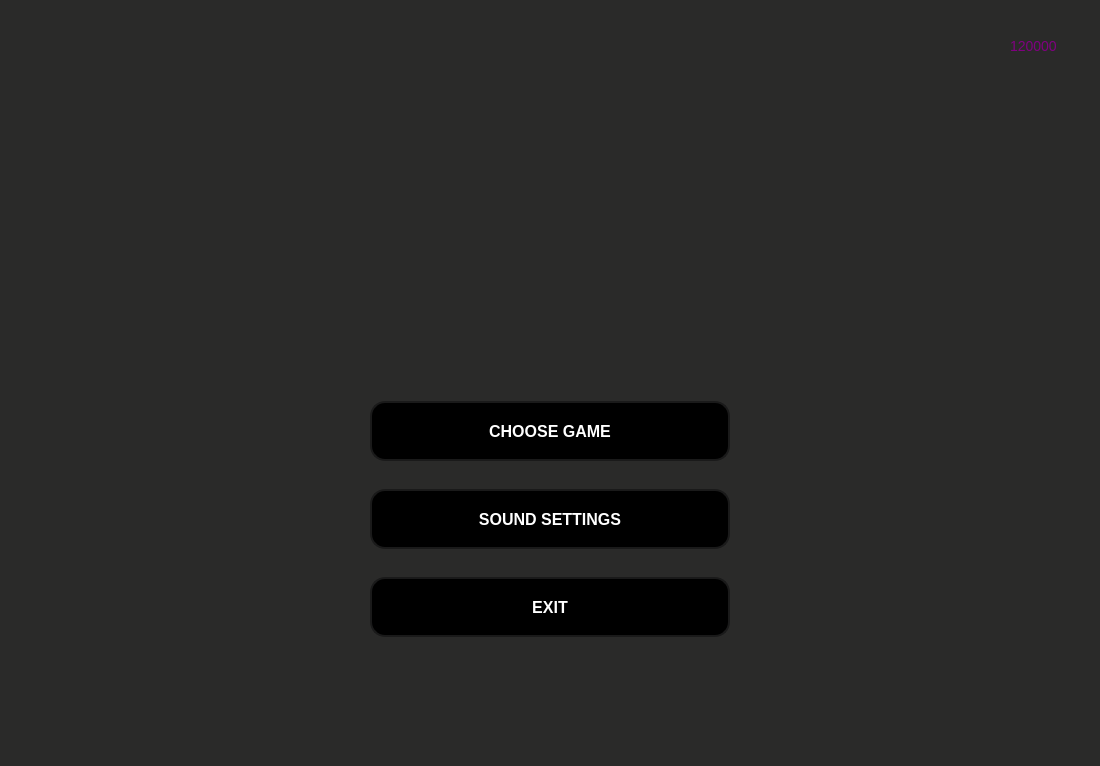
tompavlo/Arcades, file mainmenu.ui: the form before one commit.
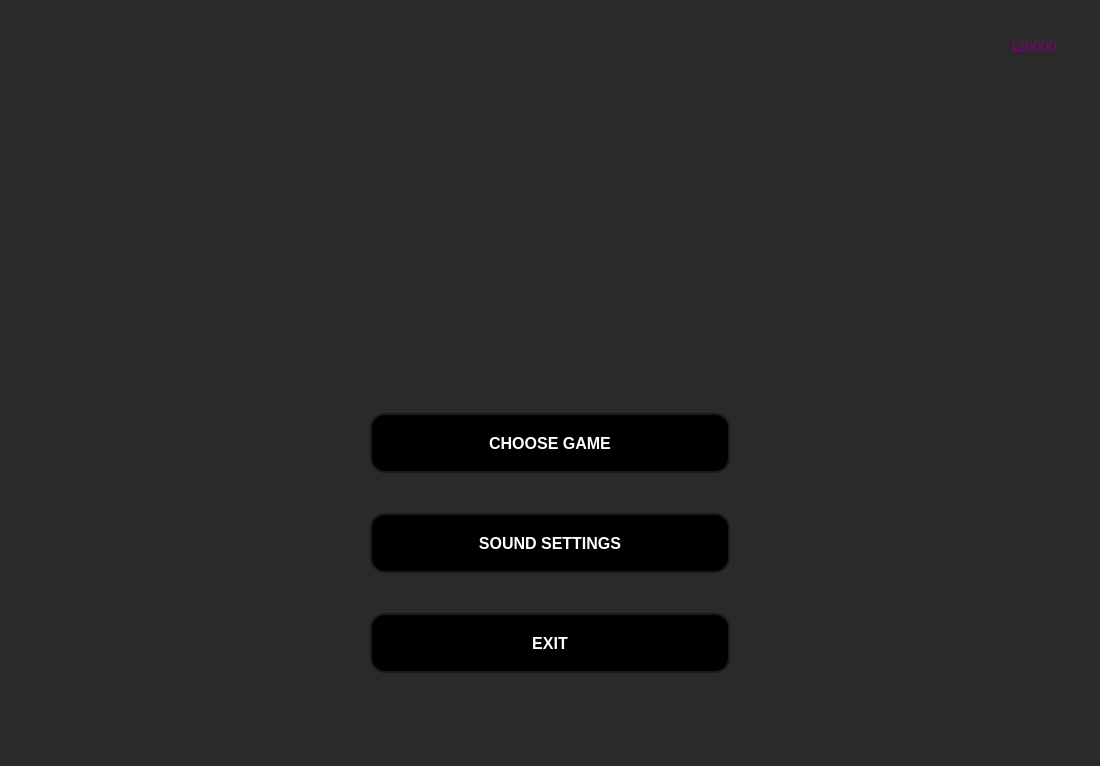
The form after the commit. The open tabs and pages were chosen to show the change. Icons and pictures are not drawn.

```diff
--- a/mainmenu.ui
+++ b/mainmenu.ui
@@ -23,7 +23,7 @@
       <x>0</x>
       <y>59</y>
       <width>1100</width>
-      <height>701</height>
+      <height>700</height>
      </rect>
     </property>
     <property name="currentIndex">
@@ -36,7 +36,7 @@
         <x>0</x>
         <y>320</y>
         <width>1101</width>
-        <height>281</height>
+        <height>328</height>
        </rect>
       </property>
       <layout class="QVBoxLayout" name="verticalLayout">
```
Left out of the diff: 82 changed lines with no effect on the pictures.
